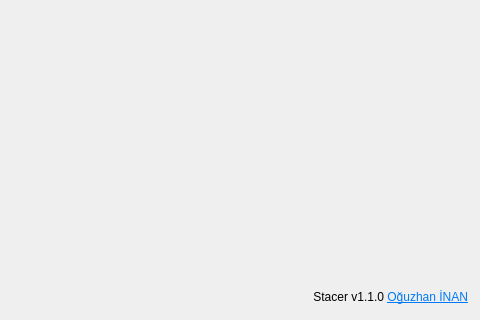
Before: the Qt Designer form stacer/Pages/Settings/settings_page.ui in s4solutionsllc/Nexis, drawn with Qt 5; both pictures show x 331 to 811 and y 159 to 479 of the 811 by 479 pixel window.
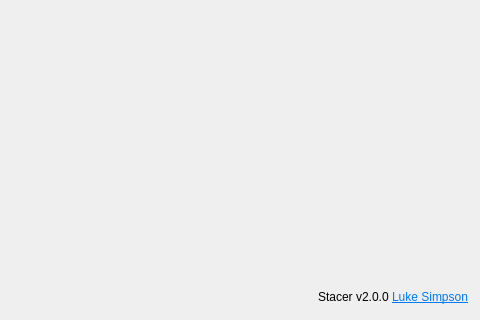
After: the same form once the commit is applied. Icons and pictures are not drawn.

Commit message:
Bump version to v2.0.0 and update attribution to Luke Simpson
Update application version from 1.1.0 to 2.0.0 across main.cpp and
settings UI. Change attribution from original author to Luke Simpson
with link to github.com/lsimpsonsfdc. Point update check and download
URLs to the new repository.

Patch:
```diff
--- a/stacer/Pages/Settings/settings_page.ui
+++ b/stacer/Pages/Settings/settings_page.ui
@@ -233,7 +233,7 @@
    <item row="10" column="3" colspan="2" alignment="Qt::AlignRight">
     <widget class="QLabel" name="lblCreatedBy">
      <property name="text">
-      <string notr="true">&lt;html&gt;&lt;head/&gt;&lt;body&gt;&lt;p&gt;Stacer v1.1.0 &lt;a href=&quot;https://github.com/oguzhaninan&quot;&gt;&lt;span style=&quot; text-decoration: underline; color:#007af4;&quot;&gt;Oğuzhan İNAN&lt;/span&gt;&lt;/a&gt;&lt;/p&gt;&lt;/body&gt;&lt;/html&gt;</string>
+      <string notr="true">&lt;html&gt;&lt;head/&gt;&lt;body&gt;&lt;p&gt;Stacer v2.0.0 &lt;a href=&quot;https://github.com/lsimpsonsfdc&quot;&gt;&lt;span style=&quot; text-decoration: underline; color:#007af4;&quot;&gt;Luke Simpson&lt;/span&gt;&lt;/a&gt;&lt;/p&gt;&lt;/body&gt;&lt;/html&gt;</string>
      </property>
      <property name="textFormat">
       <enum>Qt::RichText</enum>
```
The commit also changes 3 other files.
